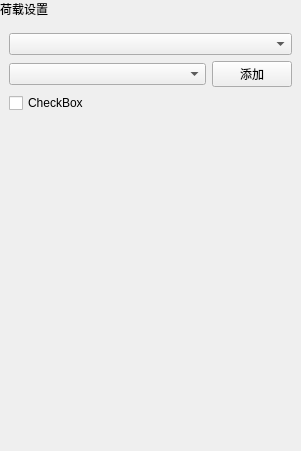
Old version of the form plugins/Base_PhysicalField/LoadSpecificationWidget.ui in the repository asd977/base_cae.
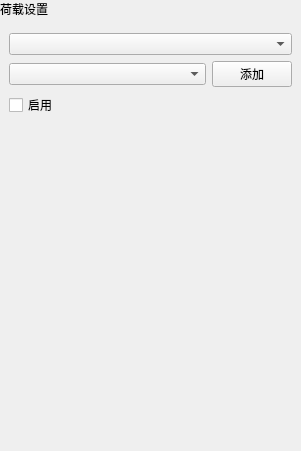
New version of the form. Custom widgets are drawn as their Qt base class.

What changed in the file:
```diff
--- a/plugins/Base_PhysicalField/LoadSpecificationWidget.ui
+++ b/plugins/Base_PhysicalField/LoadSpecificationWidget.ui
@@ -97,7 +97,7 @@
       <item>
        <widget class="QCheckBox" name="clickCheckBox">
         <property name="text">
-         <string>CheckBox</string>
+         <string>启用</string>
         </property>
        </widget>
       </item>
```
Left out of the diff: 2 changed lines with no effect on the pictures.
